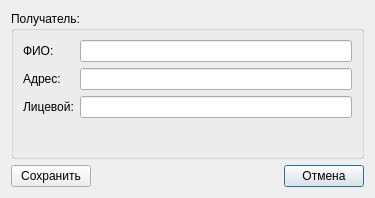
Qt form dialogrecepient.ui (Kansept/nePrint) before a commit.
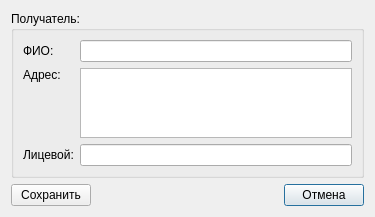
The same form after that commit.

```diff
--- a/dialogrecepient.ui
+++ b/dialogrecepient.ui
@@ -63,17 +63,17 @@
         </property>
        </widget>
       </item>
-      <item row="0" column="1">
+      <item row="0" column="2">
        <widget class="QLineEdit" name="name"/>
       </item>
-      <item row="1" column="0">
+      <item row="1" column="0" alignment="Qt::AlignTop">
        <widget class="QLabel" name="label_2">
         <property name="text">
          <string>Адрес:</string>
         </property>
        </widget>
       </item>
-      <item row="2" column="1">
+      <item row="2" column="2">
        <widget class="QLineEdit" name="number"/>
       </item>
       <item row="2" column="0">
@@ -83,9 +83,6 @@
         </property>
        </widget>
       </item>
-      <item row="1" column="1">
-       <widget class="QLineEdit" name="address"/>
-      </item>
       <item row="3" column="0">
        <spacer name="verticalSpacer">
         <property name="orientation">
@@ -99,6 +96,9 @@
         </property>
        </spacer>
       </item>
+      <item row="1" column="2">
+       <widget class="QTextEdit" name="address"/>
+      </item>
      </layout>
     </widget>
    </item>
```
Left out of the diff: 1 changed line with no effect on the pictures.
